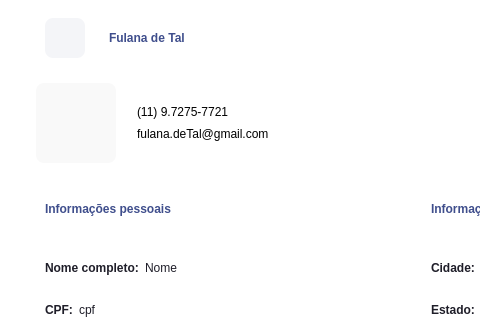
Old version of the form Design/UI/wdgInfoCliente.ui in the repository newprev/PrevCliente; both pictures show x 0 to 480 and y 0 to 320 of the 1194 by 671 pixel window.
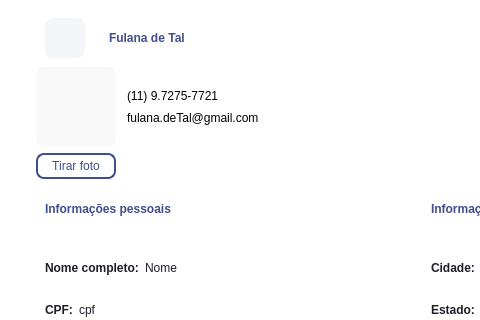
New version of the form. Icons and pictures are not drawn.

What changed in the file:
```diff
--- a/Design/UI/wdgInfoCliente.ui
+++ b/Design/UI/wdgInfoCliente.ui
@@ -117,6 +117,15 @@
 	padding: 8px;
 }
 
+#pbFoto {
+	font: 11pt &quot;Avenir LT Std&quot;;
+	color: #3F4E8C;
+
+	border: 2px solid #3F4E8C;
+	border-radius: 8px;
+	padding: 4px;
+}
+
 
 /*------------------------------------------- Label -------------------------------------------*/
 #lbNomeCliente {
@@ -236,10 +245,7 @@
               <property name="frameShadow">
                <enum>QFrame::Raised</enum>
               </property>
-              <layout class="QHBoxLayout" name="horizontalLayout_3">
-               <property name="spacing">
-                <number>16</number>
-               </property>
+              <layout class="QGridLayout" name="gridLayout_2">
                <property name="leftMargin">
                 <number>0</number>
                </property>
@@ -252,7 +258,7 @@
                <property name="bottomMargin">
                 <number>0</number>
                </property>
-               <item>
+               <item row="0" column="0">
                 <widget class="QFrame" name="frFotoCliente">
                  <property name="minimumSize">
                   <size>
@@ -298,7 +304,7 @@
                  </layout>
                 </widget>
                </item>
-               <item>
+               <item row="0" column="1">
                 <widget class="QFrame" name="frInfoFotoCliente">
                  <property name="minimumSize">
                   <size>
@@ -377,6 +383,13 @@
                  </layout>
                 </widget>
                </item>
+               <item row="1" column="0">
+                <widget class="QPushButton" name="pbFoto">
+                 <property name="text">
+                  <string>Tirar foto</string>
+                 </property>
+                </widget>
+               </item>
               </layout>
              </widget>
             </item>
```
